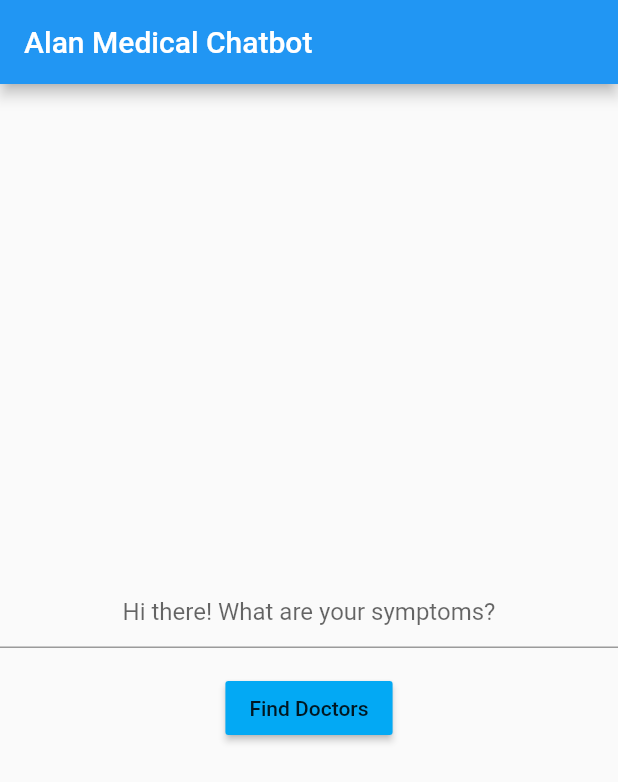
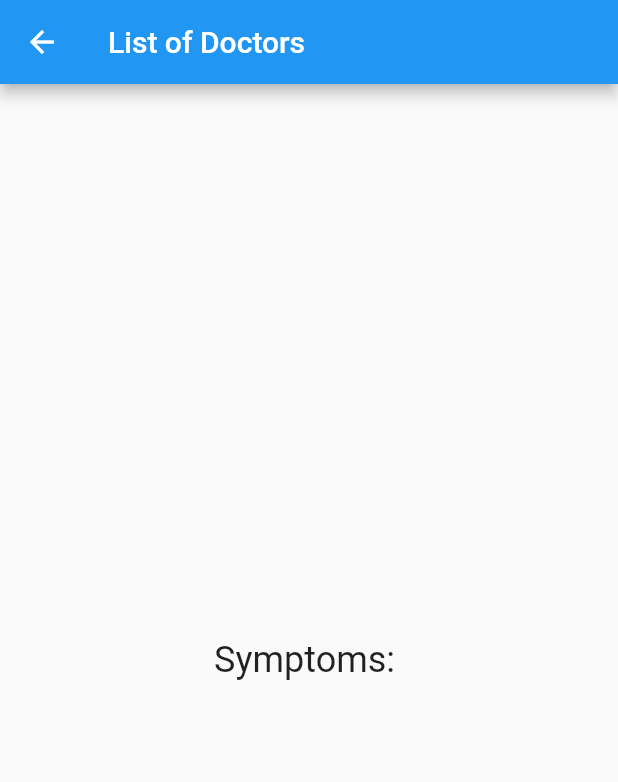
Before and after one commit to ayusharora99/Flutter_App, a Flutter app: the screen it shows after launch, after a tap on "Find Doctors", on a phone screen of 412 x 824 dp. Shown: the top 782 px of the screen. Run offline on Flutter 3.47's test engine with Material 2 defaults, Android fonts, the phone set to English and light mode, and no system bars; missing offline and left inert: alan_voice.

Commit message:
Update main.dart
Implemented passing data forward to the next screen to "Add Doctors" button

```diff
--- a/Medical_Chatbot/lib/main.dart
+++ b/Medical_Chatbot/lib/main.dart
@@ -56,6 +56,16 @@ class _MyHomePageState extends State<MyHomePage> {
   Widget build(BuildContext context) {
     final TextEditingController controller = new TextEditingController();
 
+    void _sendDataToSecondScreen(BuildContext context) {
+    String textToSend = controller.text;
+    Navigator.push(
+        context,
+        MaterialPageRoute(
+          builder: (context) => SecondScreen(text: textToSend,),
+        ));
+  }
+
+
     String symptoms = '';
 
     // This method is rerun every time setState is called, for instance as done
@@ -86,11 +96,14 @@ class _MyHomePageState extends State<MyHomePage> {
               ),
               new Text(symptoms),
               RaisedButton(
-                onPressed: () {
-                  symptoms = controller.text;
-                  print(symptoms);
-                  controller.text = '';
+                onPressed: (){
+                  _sendDataToSecondScreen(context);
                 },
+                // onPressed: () {
+                //   symptoms = controller.text;
+                //   print(symptoms);
+                //   controller.text = '';
+                // },
                 child: Text("Find Doctors"),
                 color: Colors.lightBlue
                 )
@@ -103,3 +116,25 @@ class _MyHomePageState extends State<MyHomePage> {
   }
 
 }
+
+
+
+class SecondScreen extends StatelessWidget {
+  final String text;
+
+  // receive data from the FirstScreen as a parameter
+  SecondScreen({Key key, @required this.text}) : super(key: key);
+
+  @override
+  Widget build(BuildContext context) {
+    return Scaffold(
+      appBar: AppBar(title: Text('List of Doctors')),
+      body: Center(
+        child: Text(
+          "Symptoms: " + text,
+          style: TextStyle(fontSize: 24),
+        ),
+      ),
+    );
+  }
+}
```
